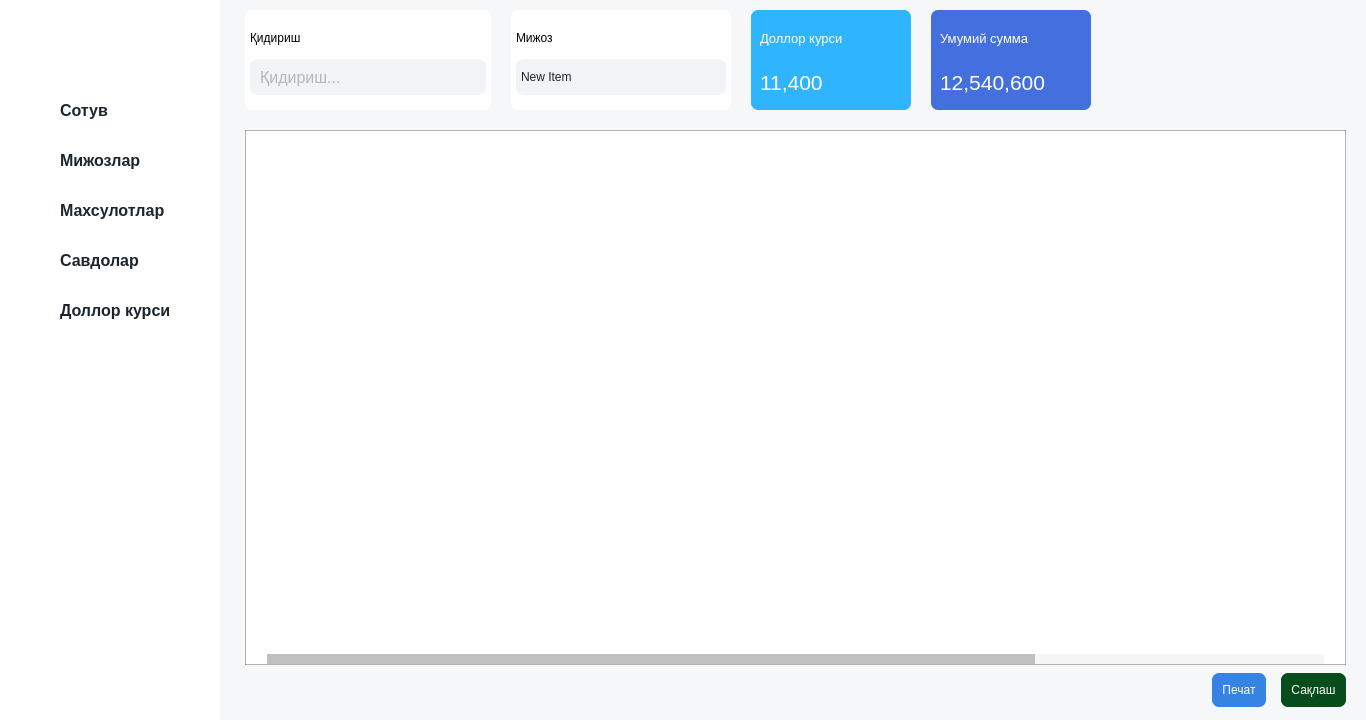
Old version of the form ui/main_ui.ui in the repository JavokhirMamirov/shopapp.
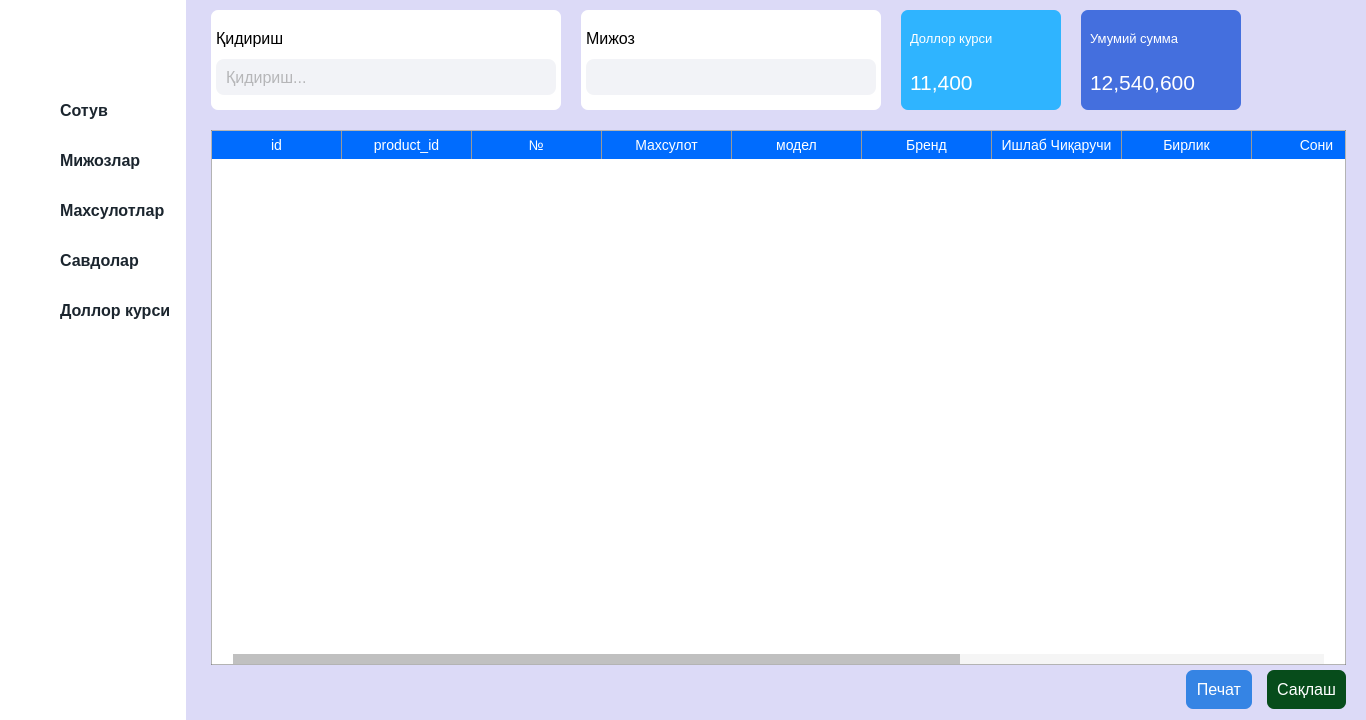
New version of the form. Icons and pictures are not drawn.

The edit to the form file:
```diff
--- a/ui/main_ui.ui
+++ b/ui/main_ui.ui
@@ -294,7 +294,7 @@
       <property name="styleSheet">
        <string notr="true">#main_stack{
 	border:none;
-	background-color: rgb(246, 247, 249);
+	background-color: rgb(220, 218, 247);
 }</string>
       </property>
       <widget class="QWidget" name="page_savdo">
@@ -359,13 +359,13 @@
             <widget class="QFrame" name="frame_3">
              <property name="minimumSize">
               <size>
-               <width>200</width>
+               <width>350</width>
                <height>80</height>
               </size>
              </property>
              <property name="maximumSize">
               <size>
-               <width>300</width>
+               <width>400</width>
                <height>100</height>
               </size>
              </property>
@@ -399,6 +399,11 @@
               </property>
               <item>
                <widget class="QLabel" name="label">
+                <property name="font">
+                 <font>
+                  <pointsize>12</pointsize>
+                 </font>
+                </property>
                 <property name="text">
                  <string>Қидириш</string>
                 </property>
@@ -449,7 +454,7 @@
             <widget class="QFrame" name="frame_4">
              <property name="minimumSize">
               <size>
-               <width>220</width>
+               <width>300</width>
                <height>80</height>
               </size>
              </property>
@@ -490,6 +495,11 @@
               </property>
               <item>
                <widget class="QLabel" name="label_3">
+                <property name="font">
+                 <font>
+                  <pointsize>12</pointsize>
+                 </font>
+                </property>
                 <property name="text">
                  <string>Мижоз</string>
                 </property>
@@ -509,6 +519,11 @@
                   <height>36</height>
                  </size>
                 </property>
+                <property name="font">
+                 <font>
+                  <pointsize>11</pointsize>
+                 </font>
+                </property>
                 <property name="styleSheet">
                  <string notr="true">QComboBox{
 	border:none;
@@ -528,26 +543,9 @@
 	image: url(:/newPrefix/assets/down-arrow.png);
 }</string>
                 </property>
-                <item>
-                 <property name="text">
-                  <string>New Item</string>
-                 </property>
-                </item>
-                <item>
-                 <property name="text">
-                  <string>New Item</string>
-                 </property>
-                </item>
-                <item>
-                 <property name="text">
-                  <string>New Item</string>
-                 </property>
-                </item>
-                <item>
-                 <property name="text">
-                  <string>New Item</string>
-                 </property>
-                </item>
+                <property name="modelColumn">
+                 <number>0</number>
+                </property>
                </widget>
               </item>
              </layout>
@@ -719,7 +717,10 @@
 	border-collapse: collapse;
 	
 }
-
+QTableWidget::item:selected{
+	background-color: rgb(111, 162, 28);
+	color: rgb(255, 255, 255);
+}
 QHeaderView::section {
     background-color: #006CFE;
     padding: 4px;
@@ -793,7 +794,7 @@
               <number>0</number>
              </property>
              <attribute name="horizontalHeaderVisible">
-              <bool>false</bool>
+              <bool>true</bool>
              </attribute>
              <attribute name="horizontalHeaderDefaultSectionSize">
               <number>130</number>
@@ -809,6 +810,11 @@
                <string>id</string>
               </property>
              </column>
+             <column>
+              <property name="text">
+               <string>product_id</string>
+              </property>
+             </column>
              <column>
               <property name="text">
                <string>№</string>
@@ -824,11 +830,6 @@
                <string>модел</string>
               </property>
              </column>
-             <column>
-              <property name="text">
-               <string>Бирлик</string>
-              </property>
-             </column>
              <column>
               <property name="text">
                <string>Бренд</string>
@@ -839,6 +840,11 @@
                <string>Ишлаб Чиқаручи</string>
               </property>
              </column>
+             <column>
+              <property name="text">
+               <string>Бирлик</string>
+              </property>
+             </column>
              <column>
               <property name="text">
                <string>Сони</string>
@@ -923,6 +929,11 @@
               </item>
               <item>
                <widget class="QPushButton" name="pushButton_2">
+                <property name="font">
+                 <font>
+                  <pointsize>12</pointsize>
+                 </font>
+                </property>
                 <property name="styleSheet">
                  <string notr="true">QPushButton{
 	color:#fff;
@@ -941,6 +952,11 @@
               </item>
               <item>
                <widget class="QPushButton" name="pushButton">
+                <property name="font">
+                 <font>
+                  <pointsize>12</pointsize>
+                 </font>
+                </property>
                 <property name="styleSheet">
                  <string notr="true">QPushButton{
 	color:#fff;
```
Left out of the diff: 4 changed lines with no effect on the pictures.
